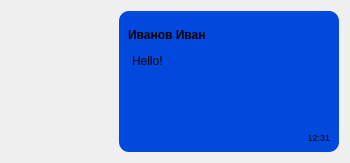
First picture: the form in client/textmessage.ui, repository BagaevDanil/messenger, before the edit.
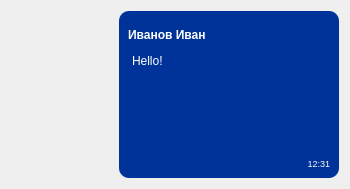
Second picture: the form after the edit.

```diff
--- a/client/textmessage.ui
+++ b/client/textmessage.ui
@@ -7,7 +7,7 @@
     <x>0</x>
     <y>0</y>
     <width>350</width>
-    <height>163</height>
+    <height>189</height>
    </rect>
   </property>
   <property name="sizePolicy">
@@ -75,8 +75,7 @@
       <enum>Qt::LeftToRight</enum>
      </property>
      <property name="styleSheet">
-      <string notr="true">background-color: rgb(0, 73, 220);
-border-radius: 10px;</string>
+      <string notr="true">background-color: #003399;color : rgb(255, 255, 255);border-radius: 10px;</string>
      </property>
      <layout class="QVBoxLayout" name="verticalLayout">
       <property name="spacing">
```
